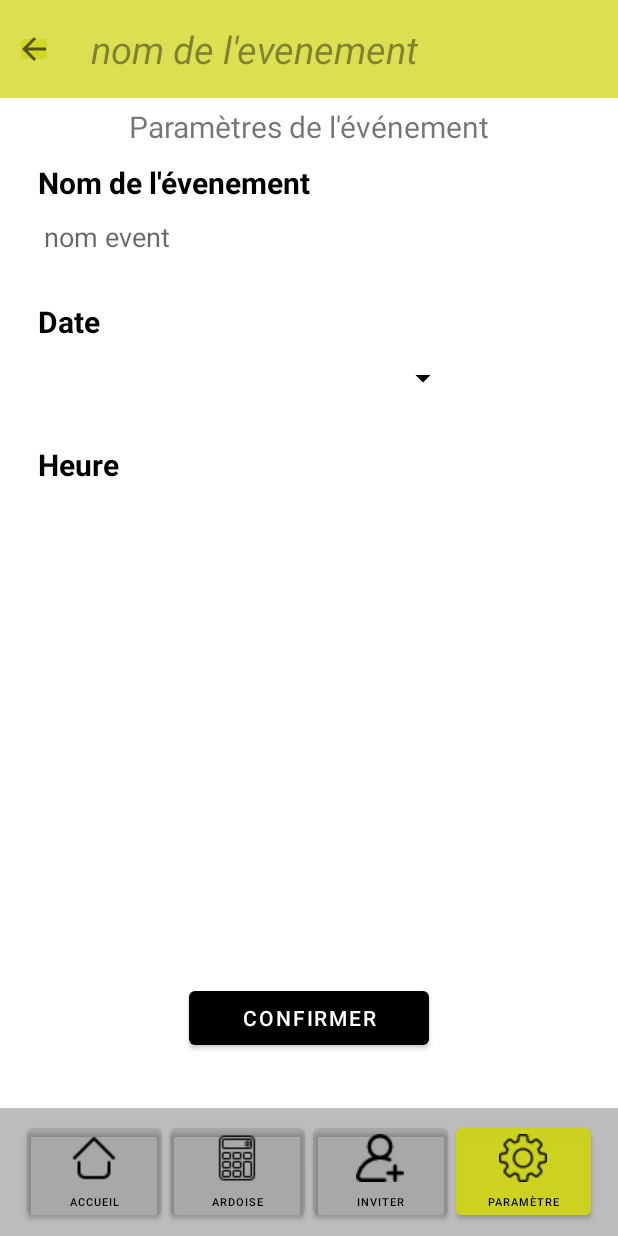
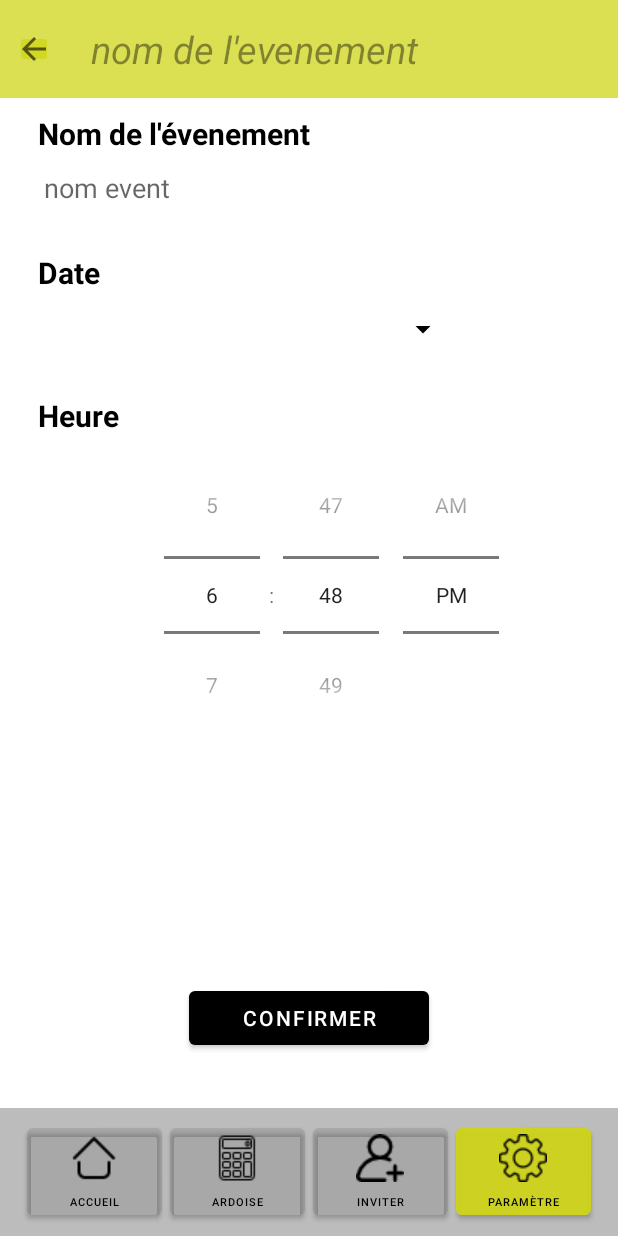
Before and after one commit to baham4s/PartyMaker, an Android app: the layout event_settings.xml on its own in the app's theme, with its tools: preview values and no code run, on a phone screen of 412 x 824 dp. Run offline under Robolectric (Android 15) with nearby library versions, the phone set to English and light mode, and no system bars.

Commit message:
fix bug eventHome et eventSettings

```diff
--- a/app/src/main/res/layout/event_settings.xml
+++ b/app/src/main/res/layout/event_settings.xml
@@ -119,22 +119,9 @@
         android:layout_below="@id/header">
 
         <TextView
-            android:id="@+id/textSettingsEvent"
-            android:layout_width="wrap_content"
-            android:layout_height="wrap_content"
-            android:layout_centerHorizontal="true"
-            android:layout_marginTop="5dp"
-            android:text="Paramètres de l'événement"
-            android:textSize="20sp"
-            tools:ignore="HardcodedText">
-
-        </TextView>
-
-        <TextView
             android:id="@+id/textNameEvent"
             android:layout_width="wrap_content"
             android:layout_height="wrap_content"
-            android:layout_below="@+id/textSettingsEvent"
             android:layout_marginStart="25dp"
             android:layout_marginTop="10dp"
             android:text="Nom de l'évenement"
@@ -192,6 +179,18 @@
             android:textStyle="bold"
             tools:ignore="HardcodedText,RtlHardcoded" />
 
+        <TimePicker
+            android:id="@+id/timePicker"
+            android:layout_width="wrap_content"
+            android:layout_height="wrap_content"
+            android:layout_below="@+id/textHourSettings"
+            android:layout_alignParentEnd="true"
+            android:layout_gravity="center"
+            android:layout_marginTop="0dp"
+            android:layout_marginEnd="63dp"
+            android:numbersSelectorColor="@color/black"
+            android:timePickerMode="spinner" />
+
         <RelativeLayout
             android:layout_width="match_parent"
             android:layout_height="100dp"
```
Also changed, not shown: app/src/main/java/com/example/partymaker/CreateEventTime.java (+8 -2 lines), app/src/main/java/com/example/partymaker/EventHome.java (+13 -4 lines), app/src/main/java/com/example/partymaker/EventSettings.java (+71 -100 lines).
